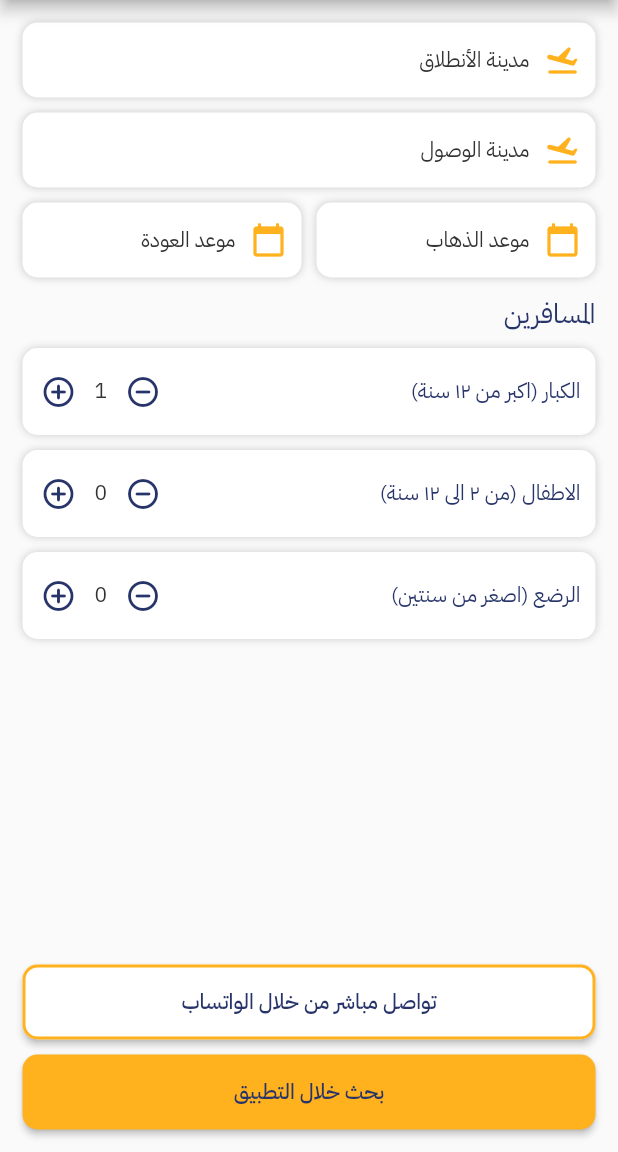
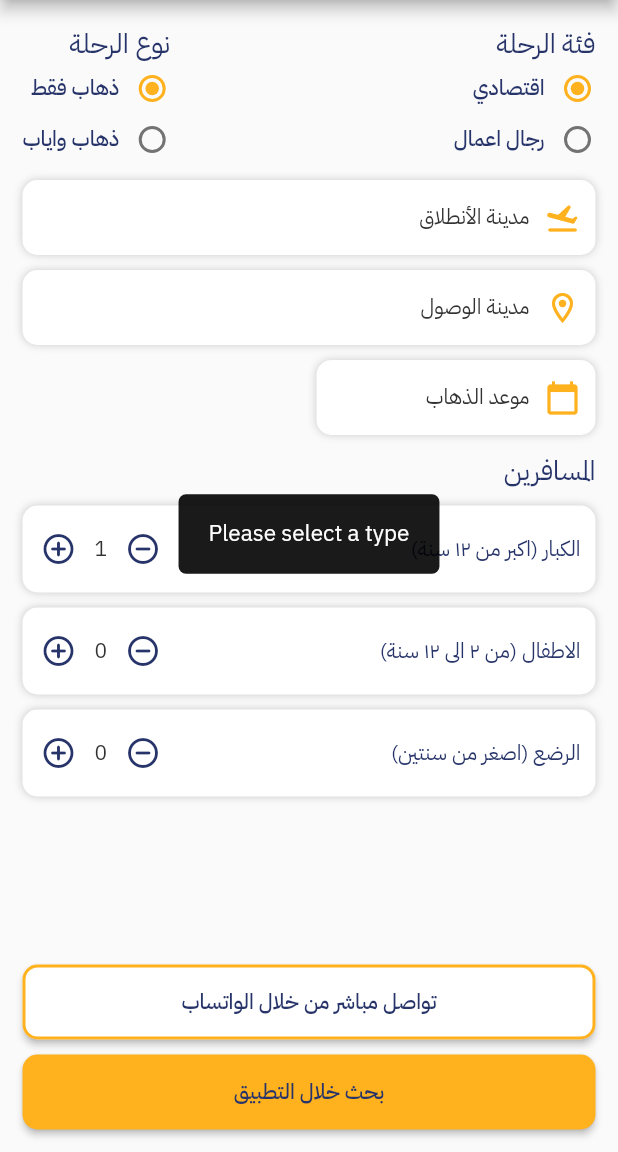
Before and after one commit to bilalraad/otb_client, a Flutter app: the TripDetailsForm screen opened directly with empty values, after a tap on the "remove circle outline" icon, after a tap on the "add circle outline" icon, after a tap on "تواصل مباشر من خلال الواتساب", on a phone screen of 412 x 824 dp, the part 84-1236 px from its top. Run offline on Flutter 3.47's test engine with Material 2 defaults, Android fonts, the light colour scheme and no system bars; our stand-ins replace bloc, equatable, flutter_bloc, flutter_easyloading; missing offline and left inert: flutter_cupertino_date_picker_fork.

Commit message:
added trip category and type selectors and trip from validator

```diff
--- a/lib/app.dart
+++ b/lib/app.dart
@@ -17,6 +17,7 @@ class OTBApp extends StatelessWidget {
     return BlocProvider(
       create: (context) => SearchQueryBloc(MockTripsQueryService()),
       child: MaterialApp(
+        debugShowCheckedModeBanner: false,
         builder: EasyLoading.init(),
         localizationsDelegates: const [
           AppLocalizations.delegate,
--- a/lib/src/data/fake_data.dart
+++ b/lib/src/data/fake_data.dart
@@ -48,12 +48,12 @@ final searchResult = {
 final searchQuery = {
   "queryId": "OIUIOIU8798YS98Y9",
   "userDeviceToken": "ADASDASDDQWDQDQWDQWW",
-  "tripCategory": "VIP",
+  "tripCategory": "economy",
   "type": "oneway",
   "departureCity": "BGW",
   "arriveCity": "AMM",
-  "leaveDate": "",
-  "ReturnDate": "",
+  "leaveDate": "31/10/2021",
+  "returnDate": "",
   "travelers": {"adults": 1, "kids": 0, "infants": 0},
   "airLines": [
     "iraqi airline",
--- a/lib/src/data/models/trips_query.dart
+++ b/lib/src/data/models/trips_query.dart
@@ -60,7 +60,7 @@ class TripsQuery {
         departureCity: json["departureCity"],
         arriveCity: json["arriveCity"],
         leaveDate: json["leaveDate"],
-        returnDate: json["ReturnDate"],
+        returnDate: json["returnDate"],
         travelers: Travelers.fromMap(json["travelers"]),
         airLines: List<String>.from(json["airLines"].map((x) => x)),
       );
@@ -73,7 +73,7 @@ class TripsQuery {
         "departureCity": departureCity,
         "arriveCity": arriveCity,
         "leaveDate": leaveDate,
-        "ReturnDate": returnDate,
+        "returnDate": returnDate,
         "travelers": travelers.toMap(),
         "airLines": List<dynamic>.from(airLines.map((x) => x)),
       };
@@ -92,4 +92,9 @@ class TripsQuery {
       airLines: [],
     );
   }
+
+  @override
+  String toString() {
+    return 'TripsQuery(queryId: $queryId, userDeviceToken: $userDeviceToken, tripCategory: $tripCategory, type: $type, departureCity: $departureCity, arriveCity: $arriveCity, leaveDate: $leaveDate, returnDate: $returnDate, travelers: $travelers, airLines: $airLines)';
+  }
 }
--- a/lib/src/localization/app_ar.arb
+++ b/lib/src/localization/app_ar.arb
@@ -60,7 +60,7 @@
 	"lebanonAirline": "الخطوط اللبنانية",
 	"pleaseSelectAirlines": "الرجاء اختيار الخطوط الجوية المناسبة لك",
 	"all": "الكل",
-
+	"pleaseSelectOneAirline":"الرجاء قم بتحديد خطوط جوية واحدة على الاقل",
 	"next": "التالي",
 	"economic": "اقتصادي",
 	"bussines": "رجال اعمال",
@@ -70,7 +70,6 @@
 	"round": "ذهاب واياب",
 	"contactThroughWhatsApp": "تواصل مباشر من خلال الواتساب",
 	"searchThroughApp": "بحث خلال التطبيق",
-
 	"useWhatsApp": "Save route"
 
 }
--- a/lib/src/localization/app_localizations.dart
+++ b/lib/src/localization/app_localizations.dart
@@ -242,6 +242,12 @@ abstract class AppLocalizations {
   /// **'الكل'**
   String get all;
 
+  /// No description provided for @pleaseSelectOneAirline.
+  ///
+  /// In ar, this message translates to:
+  /// **'الرجاء قم بتحديد خطوط جوية واحدة على الاقل'**
+  String get pleaseSelectOneAirline;
+
   /// No description provided for @next.
   ///
   /// In ar, this message translates to:
--- a/lib/src/localization/app_localizations_ar.dart
+++ b/lib/src/localization/app_localizations_ar.dart
@@ -83,6 +83,9 @@ class AppLocalizationsAr extends AppLocalizations {
   String get all => 'الكل';
 
   @override
+  String get pleaseSelectOneAirline => 'الرجاء قم بتحديد خطوط جوية واحدة على الاقل';
+
+  @override
   String get next => 'التالي';
 
   @override
--- a/lib/src/view/screens/trip_details_from.dart
+++ b/lib/src/view/screens/trip_details_from/trip_details_from.dart
@@ -1,13 +1,17 @@
 import 'package:flutter/material.dart';
+import 'package:flutter_easyloading/flutter_easyloading.dart';
+import 'package:otb_client/src/data/fake_data.dart';
 import 'package:otb_client/src/view/utils/app_functions.dart';
-import '../../data/models/trips_query.dart';
-import '../../localization/app_localizations.dart';
-import '../utils/app_appbar.dart';
-import '../utils/app_button.dart';
-import '../utils/app_text_styles.dart';
-import '../utils/widgets/date_picker.dart';
-import '../utils/widgets/select_country.dart';
-import '../utils/widgets/travelers_number_card.dart';
+import 'package:otb_client/src/view/screens/trip_details_from/widgets/radio_selector.dart';
+import '../../../data/models/trips_query.dart';
+import '../../../localization/app_localizations.dart';
+import '../../utils/app_appbar.dart';
+import '../../utils/app_button.dart';
+import '../../utils/app_text_styles.dart';
+import 'widgets/date_picker.dart';
+import 'widgets/select_catgeory_and_type.dart';
+import 'widgets/select_country.dart';
+import 'widgets/travelers_number_card.dart';
 
 class TripDetailsForm extends StatefulWidget {
   final List<String> selectedAirlines;
@@ -19,7 +23,11 @@ class TripDetailsForm extends StatefulWidget {
 }
 
 class _TripDetailsFormState extends State<TripDetailsForm> {
+  int tripTypeGroupValue = 0;
+  int tripCategoryGroupValue = 0;
+  bool isOneWay = true;
   TripsQuery newQuery = TripsQuery.initial();
+
   @override
   Widget build(BuildContext context) {
     final appLoc = AppLocalizations.of(context)!;
@@ -32,6 +40,19 @@ class _TripDetailsFormState extends State<TripDetailsForm> {
         child: Column(
           crossAxisAlignment: CrossAxisAlignment.stretch,
           children: [
+            SelectCatgeoryAndType(
+              onCategorySelected: (v) {
+                print(v);
+                newQuery = newQuery.copyWith(tripCategory: v);
+              },
+              onTypeSelected: (v) {
+                newQuery = newQuery.copyWith(type: v);
+                setState(() {
+                  isOneWay = !isOneWay;
+                });
+              },
+            ),
+            const SizedBox(height: 10),
             SelectCity(
               excludeCountry: newQuery.arriveCity,
               onCitySelected: (val) {
@@ -49,7 +70,7 @@ class _TripDetailsFormState extends State<TripDetailsForm> {
                 setState(() {});
               },
               title: appLoc.returnCiry,
-              icon: Icons.flight_takeoff_rounded,
+              icon: Icons.location_on_outlined,
             ),
             const SizedBox(height: 10),
             Row(
@@ -62,6 +83,7 @@ class _TripDetailsFormState extends State<TripDetailsForm> {
                         leaveDate: newDepDate.toIso8601String());
                   },
                 ),
+                if (!isOneWay)
                   AppDatePicker(
                     title: appLoc.returnDate,
                     onDateSelected: (newReturnDate) {
@@ -101,13 +123,22 @@ class _TripDetailsFormState extends State<TripDetailsForm> {
             const Spacer(),
             AppButton(
               onPressed: () {
-                launchWhatsApp();
+                try {
+                  validateTripQuery(newQuery);
+                  launchWhatsApp(query: TripsQuery.fromMap(searchQuery));
+                } catch (e) {
+                  EasyLoading.showToast(e.toString());
+                }
               },
               text: appLoc.contactThroughWhatsApp,
               buttonType: ButtonType.secondary,
             ),
             const SizedBox(height: 10),
-            AppButton(onPressed: () {}, text: appLoc.searchThroughApp),
+            AppButton(
+                onPressed: () {
+                  print(newQuery.toString());
+                },
+                text: appLoc.searchThroughApp),
           ],
         ),
       ),
--- /dev/null
+++ b/lib/src/view/screens/trip_details_from/widgets/radio_selector.dart
@@ -0,0 +1,43 @@
+import 'package:flutter/material.dart';
+import 'package:otb_client/src/view/utils/app_text_styles.dart';
+
+class RadioSelector<T> extends StatelessWidget {
+  final String title;
+  final Function(T?) onSelected;
+  final T value;
+  final T valueSelected;
+  const RadioSelector({
+    Key? key,
+    required this.title,
+    required this.onSelected,
+    required this.value,
+    required this.valueSelected,
+  }) : super(key: key);
+
+  @override
+  Widget build(BuildContext context) {
+    return Padding(
+      padding: const EdgeInsets.symmetric(vertical: 5),
+      child: Row(
+        children: [
+          SizedBox(
+            height: 24,
+            width: 24,
+            child: Radio<T>(
+              value: value,
+              activeColor: Theme.of(context).colorScheme.secondary,
+              groupValue: valueSelected,
+              onChanged: onSelected,
+              // dense: true,
+            ),
+          ),
+          const SizedBox(width: 10),
+          Text(
+            title,
+            style: AppTextStyles.buttonTextStyle(),
+          ),
+        ],
+      ),
+    );
+  }
+}
--- /dev/null
+++ b/lib/src/view/screens/trip_details_from/widgets/select_catgeory_and_type.dart
@@ -0,0 +1,97 @@
+import 'package:flutter/foundation.dart';
+import 'package:flutter/material.dart';
+import 'package:otb_client/src/localization/app_localizations.dart';
+import 'package:otb_client/src/view/screens/trip_details_from/widgets/radio_selector.dart';
+import 'package:otb_client/src/view/utils/app_text_styles.dart';
+import 'package:otb_client/src/view/utils/enums.dart';
+
+class SelectCatgeoryAndType extends StatefulWidget {
+  final Function(String) onCategorySelected;
+  final Function(String) onTypeSelected;
+
+  const SelectCatgeoryAndType(
+      {Key? key,
+      required this.onCategorySelected,
+      required this.onTypeSelected})
+      : super(key: key);
+
+  @override
+  _SelectCatgeoryAndTypeState createState() => _SelectCatgeoryAndTypeState();
+}
+
+class _SelectCatgeoryAndTypeState extends State<SelectCatgeoryAndType> {
+  TripType tripTypeGroupValue = TripType.oneWay;
+  TripCategory tripCategoryGroupValue = TripCategory.economic;
+  @override
+  Widget build(BuildContext context) {
+    final appLoc = AppLocalizations.of(context)!;
+
+    return Row(
+      children: [
+        Column(
+          crossAxisAlignment: CrossAxisAlignment.start,
+          children: [
+            Text(
+              appLoc.tripCategory,
+              style: AppTextStyles.subHeaderStyle(),
+            ),
+            RadioSelector<TripCategory>(
+              onSelected: (v) {
+                setState(() {
+                  tripCategoryGroupValue = v!;
+                  widget.onCategorySelected(describeEnum(v));
+                });
+              },
+              value: TripCategory.economic,
+              title: appLoc.economic,
+              valueSelected: tripCategoryGroupValue,
+            ),
+            RadioSelector<TripCategory>(
+              onSelected: (v) {
+                setState(() {
+                  tripCategoryGroupValue = v!;
+                  widget.onCategorySelected(describeEnum(v));
+                });
+              },
+              value: TripCategory.business,
+              title: appLoc.bussines,
+              valueSelected: tripCategoryGroupValue,
+            ),
+          ],
+        ),
+        const Spacer(),
+        Column(
+          crossAxisAlignment: CrossAxisAlignment.start,
+          children: [
+            Text(
+              appLoc.tripType,
+              style: AppTextStyles.subHeaderStyle(),
+            ),
+            RadioSelector<TripType>(
+              onSelected: (v) {
+                setState(() {
+                  tripTypeGroupValue = v!;
+                  widget.onTypeSelected(describeEnum(v));
+                });
+              },
+              value: TripType.oneWay,
+              title: appLoc.oneWay,
+              valueSelected: tripTypeGroupValue,
+            ),
+            RadioSelector<TripType>(
+              onSelected: (v) {
+                setState(() {
+                  tripTypeGroupValue = v!;
+                  widget.onTypeSelected(describeEnum(v));
+                });
+              },
+              value: TripType.round,
+              title: appLoc.round,
+              valueSelected: tripTypeGroupValue,
+            ),
+          ],
+        ),
+      ],
+    );
+  }
+}
--- a/lib/src/view/utils/widgets/select_country.dart
+++ b/lib/src/view/screens/trip_details_from/widgets/select_country.dart
@@ -1,7 +1,7 @@
 import 'package:flutter/material.dart';
-import '../../../data/models/airport.dart';
-import '../app_colors.dart';
-import '../app_text_styles.dart';
+import '../../../../data/models/airport.dart';
+import '../../../utils/app_colors.dart';
+import '../../../utils/app_text_styles.dart';
 
 class SelectCity extends StatefulWidget {
   final Function(Airport) onCitySelected;
--- a/lib/src/view/utils/widgets/travelers_number_card.dart
+++ b/lib/src/view/screens/trip_details_from/widgets/travelers_number_card.dart
@@ -1,5 +1,5 @@
 import 'package:flutter/material.dart';
-import '../app_text_styles.dart';
+import '../../../utils/app_text_styles.dart';
 
 class TravelersNumberCard extends StatefulWidget {
   final Function(int) onChanged;
--- a/lib/src/view/utils/app_functions.dart
+++ b/lib/src/view/utils/app_functions.dart
@@ -1,26 +1,76 @@
 import 'dart:io';
 
+import 'package:flutter/material.dart';
 import 'package:otb_client/src/data/models/trips_query.dart';
 import 'package:url_launcher/url_launcher.dart';
 
 void launchWhatsApp({
   int phone = 07821304951,
+  String message = 'sdc',
+  required TripsQuery query,
 }) async {
   String url() {
     if (Platform.isAndroid) {
-      return "whatsapp://wa.me/$phone:/?text=${Uri.parse('message')}";
+      return "https://wa.me/+964$phone/?text=${_tripQueryToWhatsAppMessage(query)}";
     } else {
-      return "whatsapp://send?phone=$phone&text=${Uri.parse('message')}";
+      return "https://api.whatsapp.com/send?phone=+964$phone&text=${Uri.parse('message')}";
     }
   }
 
-  if (await canLaunch(url())) {
+  try {
     await launch(url());
-  } else {
-    throw 'Could not launch ${url()}';
+  } catch (e) {
+    print(e);
   }
 }
 
-String tripQueryToWhatsAppMessage(TripsQuery query) {
-  return '';
+String _tripQueryToWhatsAppMessage(TripsQuery query) {
+  return ('اريد حجز رحلة من ${query.departureCity} الى ${query.arriveCity} \n'
+      'نوع الرحلة: ${query.type}\n'
+      'فئة الرحلة: ${query.tripCategory}\n\n'
+      'موعد المغادرة: ${query.leaveDate}\n'
+      'موعد العودة: ${query.returnDate ?? 'لا يوجد'}\n\n'
+      'عدد المسافرين\n'
+      'الكبار: ${query.travelers.adults}\n'
+      'الاطفال: ${query.travelers.kids == 0 ? 'لايوجد' : query.travelers.kids}\n'
+      'الرضع: ${query.travelers.infants == 0 ? 'لايوجد' : query.travelers.infants}\n\n'
+      'الخطوط الجوية المحددة:\n${query.airLines}');
 }
+
+void validateTripQuery(TripsQuery query) {
+  if (query.type.isEmpty) {
+    throw 'Please select a type';
+  } else if (query.tripCategory.isEmpty) {
+    throw 'Please select a category';
+  } else if (query.departureCity.isEmpty) {
+    throw 'Please select a Departure City';
+  } else if (query.arriveCity.isEmpty) {
+    throw 'Please select a Arrive City';
+  } else if (query.leaveDate.isEmpty) {
+    throw 'Please select a leave Date';
+  } else if (query.leaveDate.isEmpty) {
+    throw 'Please select a return Date';
+  }
+}
+
+///this function will make special transition animation
+///if you want to change the effect then set the [curve] to watever u want
+Route createRoute(Widget route, {Cubic curve = Curves.ease}) {
+  return PageRouteBuilder(
+    transitionDuration: const Duration(milliseconds: 500),
+    pageBuilder: (context, animation, secondaryAnimation) => route,
+    transitionsBuilder: (context, animation, secondaryAnimation, child) {
+      const begin = Offset(1.0, 0.0);
+      const end = Offset.zero;
+      const curve = Curves.ease;
+
+      final tween =
+          Tween(begin: begin, end: end).chain(CurveTween(curve: curve));
+
+      return SlideTransition(
+        position: animation.drive(tween),
+        child: child,
+      );
+    },
+  );
+}
--- /dev/null
+++ b/lib/src/view/utils/enums.dart
@@ -0,0 +1,9 @@
+enum TripType {
+  oneWay,
+  round,
+}
+
+enum TripCategory {
+  economic,
+  business,
+}
```
Also changed, not shown: lib/src/view/screens/select_airlines_screen.dart (+4 -4 lines), lib/src/view/utils/create_route.dart (deleted, +0 -23 lines), lib/src/view/screens/trip_details_from/widgets/date_picker.dart (renamed from lib/src/view/utils/widgets/date_picker.dart), 1 other file. Lines whose indentation alone changed are shown as unchanged.
